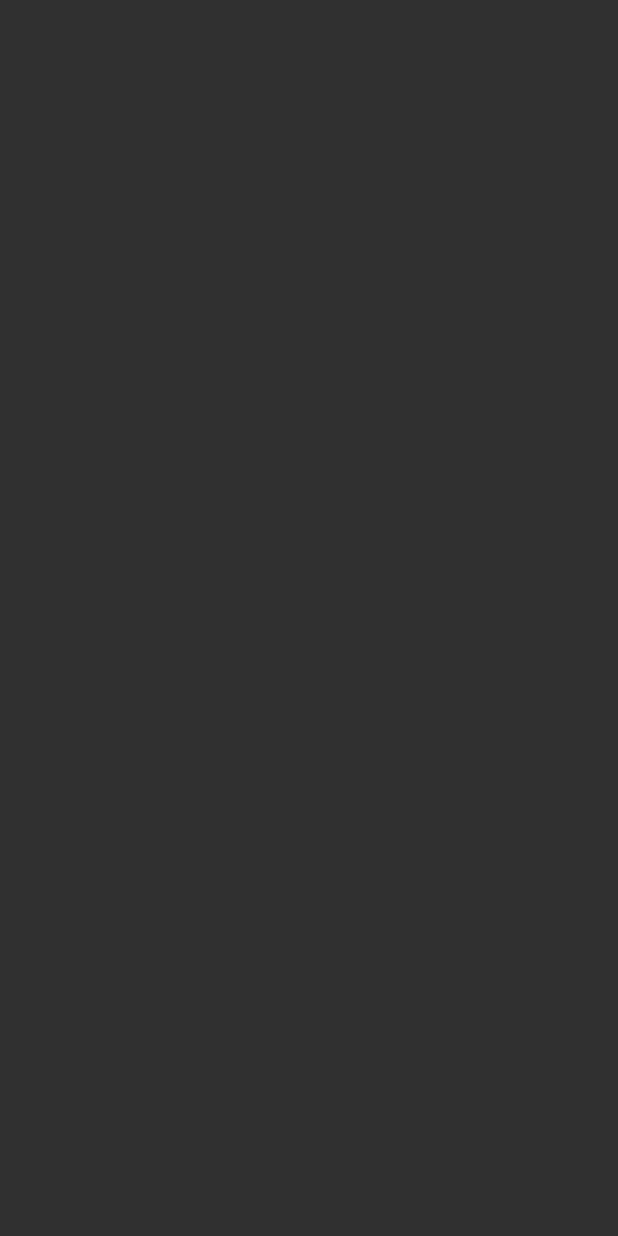
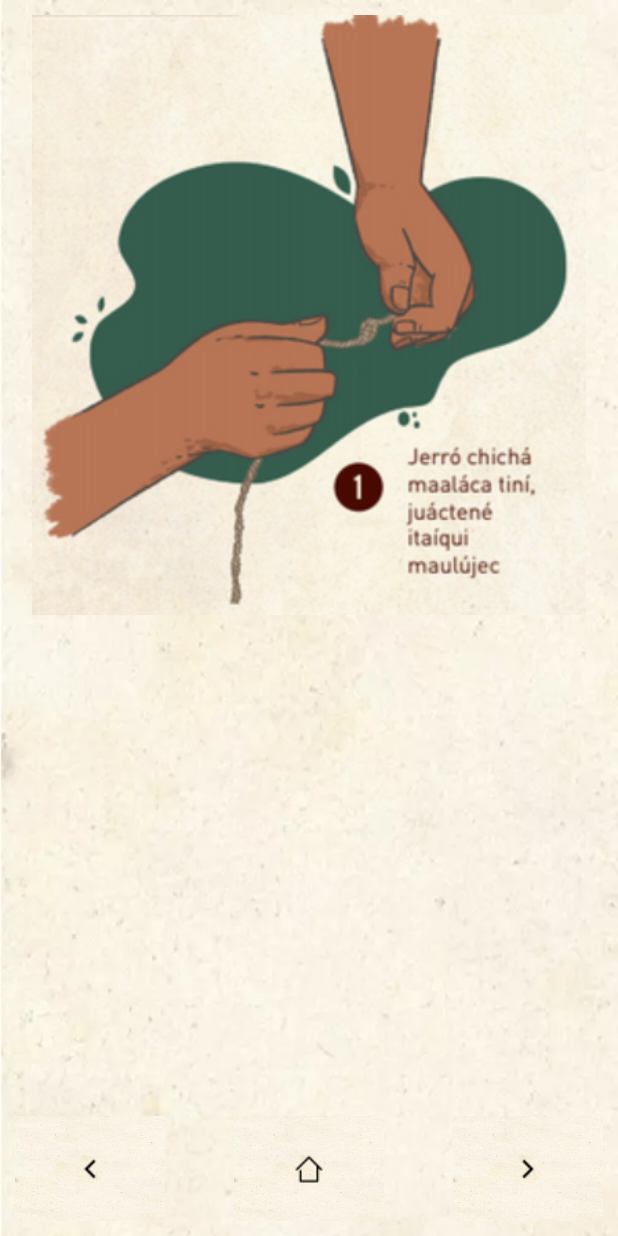
Before and after one commit to mariaisabel02/Diccionario-de-las-cosas-malecu, an Android app: the jerro1 screen opened directly, with no data from a screen before it, on a phone screen of 412 x 824 dp. Before the commit the screen is empty. Run offline under Robolectric (Android 15) with nearby library versions, the phone set to English and light mode, and no system bars.

Commit message:
Ya la primera actividad de Jerro e inicio de Jerro2

```diff
--- a/Diccionario/app/src/main/AndroidManifest.xml
+++ b/Diccionario/app/src/main/AndroidManifest.xml
@@ -9,7 +9,8 @@
         android:roundIcon="@mipmap/ic_launcher_round"
         android:supportsRtl="true"
         android:theme="@style/Theme.AppCompat.NoActionBar">
-        <activity android:name=".jerro1"></activity>
+        <activity android:name=".jerro2"></activity>
+        <activity android:name=".jerro1" />
         <activity android:name=".mapuca2" />
         <activity
             android:name=".Main2Activity"
--- a/Diccionario/app/src/main/java/ucr/ecci/diccionariocosasmalecu/jerro1.java
+++ b/Diccionario/app/src/main/java/ucr/ecci/diccionariocosasmalecu/jerro1.java
@@ -14,5 +14,38 @@ public class jerro1 extends AppCompatActivity {
     protected void onCreate(Bundle savedInstanceState) {
         super.onCreate(savedInstanceState);
         setContentView(R.layout.activity_jerro1);
+
+        ImageButton boton_atras = (ImageButton)findViewById(R.id.btn_atras);
+        ImageButton boton_adelante = (ImageButton)findViewById(R.id.btn_adelante);
+        ImageButton boton_principal = (ImageButton)findViewById(R.id.btn_principal);
+        final Context context = this;
+
+        //para cada botón poner hacia cuál actividad va
+        boton_atras.setOnClickListener(new View.OnClickListener() {
+            @Override
+            public void onClick(View v){
+                Intent intent = new Intent(context, paginaPrincipal.class);
+                startActivity(intent);
+                overridePendingTransition(R.anim.izq_der, R.anim.der_izq);
+            }
+        });
+
+        boton_adelante.setOnClickListener(new View.OnClickListener() {
+            @Override
+            public void onClick(View v){
+                Intent intent = new Intent(context, jerro2.class);
+                startActivity(intent);
+                overridePendingTransition(R.anim.slide_in_der, R.anim.slide_out_izq);
+            }
+        });
+
+        boton_principal.setOnClickListener(new View.OnClickListener() {
+            @Override
+            public void onClick(View v){
+                Intent intent = new Intent(context, paginaPrincipal.class);
+                startActivity(intent);
+                overridePendingTransition(R.anim.izq_der, R.anim.der_izq);
+            }
+        });
     }
 }
--- a/Diccionario/app/src/main/res/layout/activity_jerro1.xml
+++ b/Diccionario/app/src/main/res/layout/activity_jerro1.xml
@@ -1,9 +1,54 @@
 <?xml version="1.0" encoding="utf-8"?>
-<androidx.constraintlayout.widget.ConstraintLayout xmlns:android="http://schemas.android.com/apk/res/android"
-    xmlns:app="http://schemas.android.com/apk/res-auto"
-    xmlns:tools="http://schemas.android.com/tools"
+<RelativeLayout xmlns:android="http://schemas.android.com/apk/res/android"
     android:layout_width="match_parent"
     android:layout_height="match_parent"
-    tools:context=".jerro1">
+    xmlns:app="http://schemas.android.com/apk/res-auto"
+    android:orientation="vertical"
+    android:background="@drawable/fondo"
+    android:padding="10dp">
 
-</androidx.constraintlayout.widget.ConstraintLayout>
+    <LinearLayout
+        android:layout_width="match_parent"
+        android:layout_height="match_parent"
+        android:orientation="vertical">
+
+        <ImageView
+            android:layout_width="match_parent"
+            android:layout_height="400dp"
+            android:layout_alignParentTop="true"
+            android:layout_centerHorizontal="true"
+            android:src="@drawable/jerro1" />
+    </LinearLayout>
+
+    <RelativeLayout
+        android:layout_width="match_parent"
+        android:layout_height="wrap_content"
+        android:layout_alignParentBottom="true"
+        android:orientation="horizontal">
+
+        <ImageButton
+            android:id="@+id/btn_atras"
+            android:layout_width="100dp"
+            android:layout_height="70dp"
+            android:background="@drawable/fondo"
+            app:srcCompat="@drawable/atras" />
+
+        <ImageButton
+            android:id="@+id/btn_principal"
+            android:layout_width="100dp"
+            android:layout_height="70dp"
+            android:layout_centerHorizontal="true"
+            android:background="@drawable/fondo"
+            app:srcCompat="@drawable/home" />
+
+        <ImageButton
+            android:id="@+id/btn_adelante"
+            android:layout_width="100dp"
+            android:layout_height="70dp"
+            android:layout_alignParentRight="true"
+            android:background="@drawable/fondo"
+            app:srcCompat="@drawable/adelante" />
+    </RelativeLayout>
+
+
+</RelativeLayout>
```
Also changed, not shown: Diccionario/app/src/main/java/ucr/ecci/diccionariocosasmalecu/jerro2.java (added, +14 -0 lines), Diccionario/app/src/main/res/layout/activity_jerro2.xml (added, +9 -0 lines), Diccionario/app/src/main/res/drawable/jerro1.png (added).
